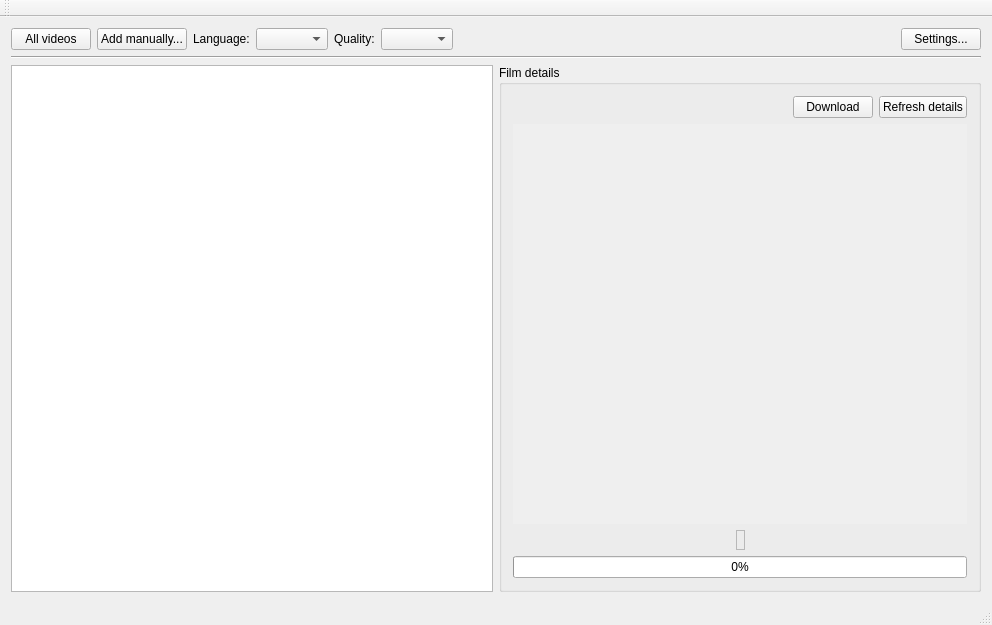
Qt form mainwindow.ui (Tofee/artefetcher) before a commit.
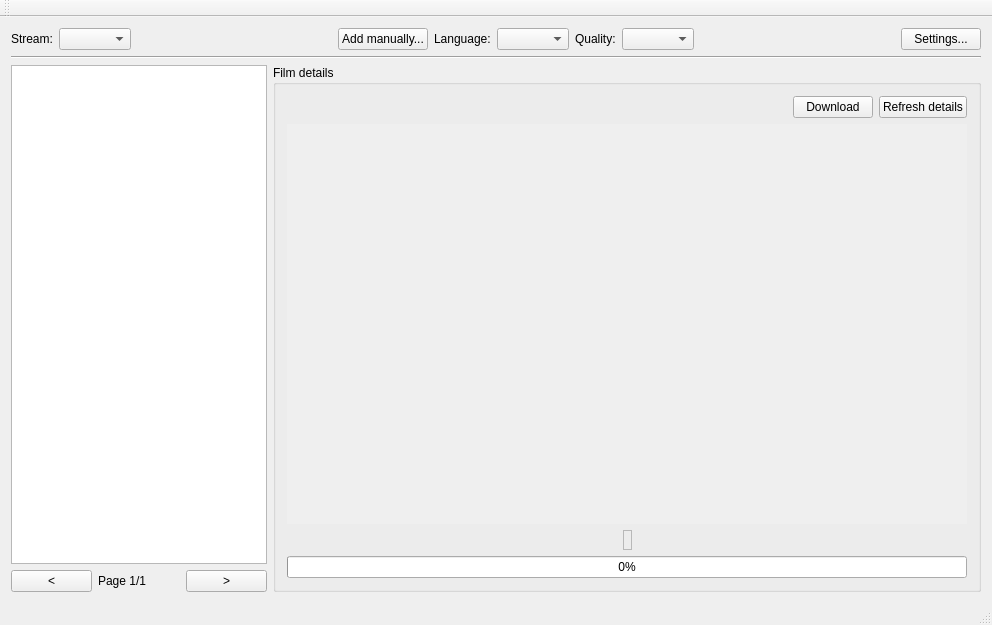
The same form after that commit. Icons and pictures are not drawn.

Commit message: Nettoyage et gestion des pages de résultats

Diff of the .ui file:
```diff
--- a/mainwindow.ui
+++ b/mainwindow.ui
@@ -22,12 +22,28 @@
     <item>
      <layout class="QHBoxLayout" name="horizontalLayout">
       <item>
-       <widget class="QPushButton" name="allVideosButton">
+       <widget class="QLabel" name="label_3">
         <property name="text">
-         <string>All videos</string>
+         <string>Stream:</string>
         </property>
        </widget>
       </item>
+      <item>
+       <widget class="QComboBox" name="streamComboBox"/>
+      </item>
+      <item>
+       <spacer name="horizontalSpacer">
+        <property name="orientation">
+         <enum>Qt::Horizontal</enum>
+        </property>
+        <property name="sizeHint" stdset="0">
+         <size>
+          <width>40</width>
+          <height>20</height>
+         </size>
+        </property>
+       </spacer>
+      </item>
       <item>
        <widget class="QPushButton" name="manualAddButton">
         <property name="text">
@@ -87,6 +103,8 @@
     <item>
      <layout class="QHBoxLayout" name="horizontalLayout_2">
       <item>
+       <layout class="QGridLayout" name="gridLayout">
+        <item row="0" column="0" colspan="3">
        <widget class="QTableWidget" name="tableWidget">
         <property name="sizePolicy">
          <sizepolicy hsizetype="MinimumExpanding" vsizetype="Expanding">
@@ -111,6 +129,29 @@
         </attribute>
        </widget>
       </item>
+        <item row="1" column="0">
+         <widget class="QPushButton" name="leftPageButton">
+          <property name="text">
+           <string>&lt;</string>
+          </property>
+         </widget>
+        </item>
+        <item row="1" column="2">
+         <widget class="QPushButton" name="rightPageButton">
+          <property name="text">
+           <string>&gt;</string>
+          </property>
+         </widget>
+        </item>
+        <item row="1" column="1">
+         <widget class="QLabel" name="pageLabel">
+          <property name="text">
+           <string>Page 1/1</string>
+          </property>
+         </widget>
+        </item>
+       </layout>
+      </item>
       <item>
        <widget class="QGroupBox" name="detailsGroupBox">
         <property name="title">
@@ -174,7 +215,7 @@
              <rect>
               <x>0</x>
               <y>0</y>
-              <width>475</width>
+              <width>706</width>
               <height>417</height>
              </rect>
             </property>
```
Lines whose indentation alone changed are shown as unchanged. The commit also changes 4 other files.
